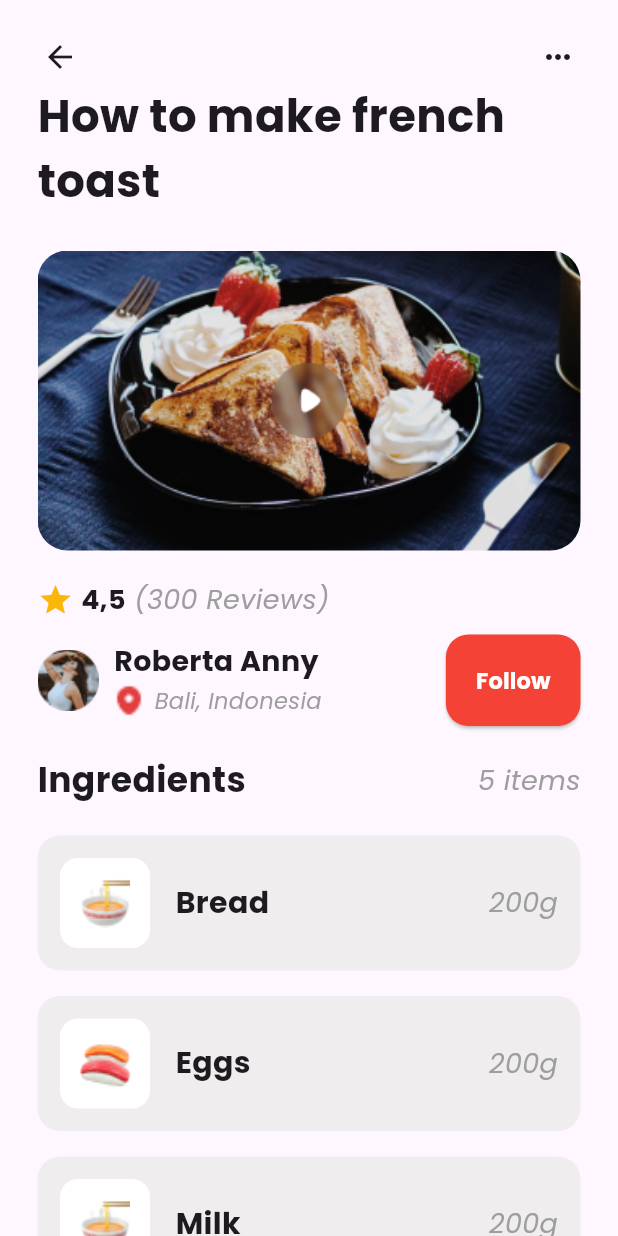
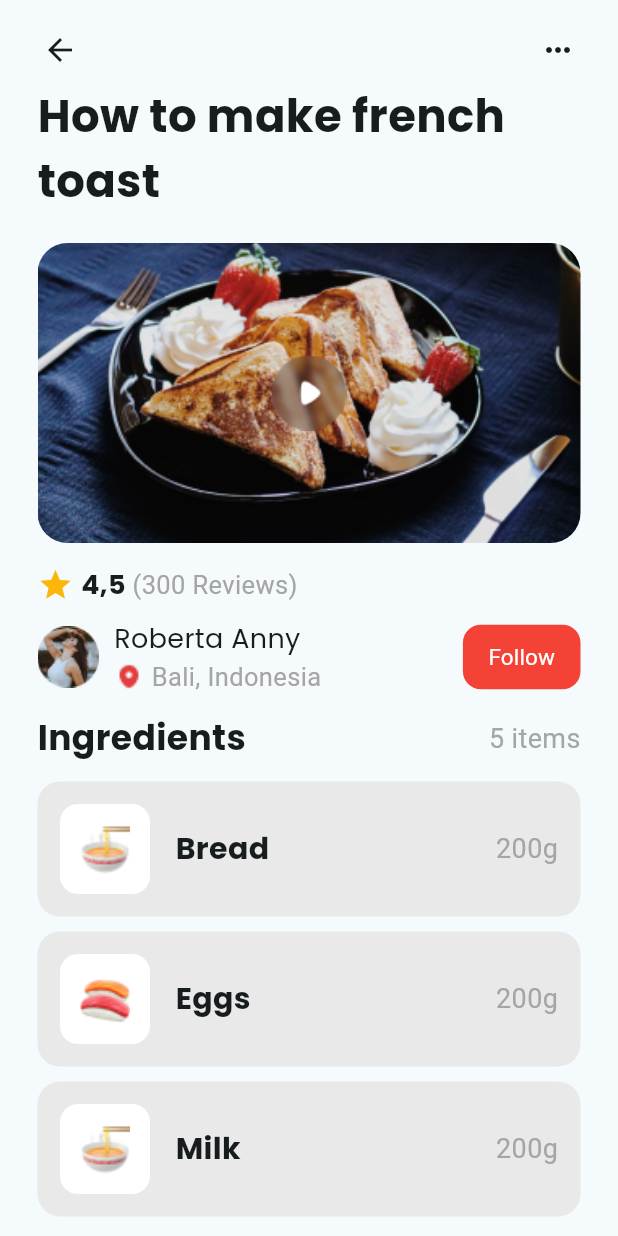
Before and after one commit to Lucheee/Flutter-Project---Food-Recipe, a Flutter app: the screen it shows after launch, on a phone screen of 412 x 824 dp. Run offline on Flutter 3.47's test engine with Material 3 defaults, Android fonts, the phone set to English and light mode, and no system bars; Roboto replaces fonts that are missing (Poppins-Thin).

Commit message:
Modified the fonts of each text widget

```diff
--- a/foodrecipeapp/lib/main.dart
+++ b/foodrecipeapp/lib/main.dart
@@ -13,7 +13,7 @@ class MyApp extends StatelessWidget {
     return MaterialApp(
       title: 'Food Recipe App',
       theme: ThemeData(
-        colorScheme: ColorScheme.fromSeed(seedColor: Colors.deepPurple),
+          colorScheme: ColorScheme.fromSeed(seedColor: const Color.fromARGB(255, 251, 251, 252)),
           useMaterial3: true,
           fontFamily: "Poppins"
           ),
@@ -30,7 +30,7 @@ class RecipeApp extends StatelessWidget {
     return Scaffold(
       appBar: AppBar(
           title: Padding(
-        padding: const EdgeInsets.only(top: 20.0),
+        padding: const EdgeInsets.only(top: 10.0),
         child: Row(
           mainAxisAlignment: MainAxisAlignment.spaceBetween,
           children: [
@@ -47,13 +47,16 @@ class RecipeApp extends StatelessWidget {
                 Column(crossAxisAlignment: CrossAxisAlignment.start, children: [
               Text(
                 "How to make french toast",
-                style: TextStyle(fontSize: 30.0, fontWeight: FontWeight.w600),
+                style: TextStyle(fontSize: 30.0, fontWeight: FontWeight.w600 ),
               ),
               SizedBox(
-                height: 25.0,
+                height: 20.0,
               ),
-              ImageSection(image: 'assets/images/image 13.png', videoImage: 'assets/images/Play button.png',),
-              SizedBox(height: 20),
+              ImageSection(
+                image: 'assets/images/image 13.png',
+                videoImage: 'assets/images/Play button.png',
+              ),
+              SizedBox(height: 15),
               ReviewSection(),
               SizedBox(height: 10),
               ProfileSection(
@@ -61,7 +64,7 @@ class RecipeApp extends StatelessWidget {
                   name: "Roberta Anny",
                   image: 'assets/images/Location.png',
                   secondImage: 'assets/images/unsplash_Ij24Uq1sMwM.png'),
-              SizedBox(height: 20.0),
+              SizedBox(height: 13.0),
               IngredientSection()
             ]),
           ),
@@ -87,7 +90,7 @@ class ReviewSection extends StatelessWidget {
       ),
       Text(
         " (300 Reviews)",
-        style: TextStyle(fontSize: 18.0, color: Colors.grey),
+        style: TextStyle(fontSize: 17.0, color: Color.fromARGB(255, 166, 165, 165), fontWeight: FontWeight.normal,  fontFamily: "Poppins-Thin"),
       )
     ]);
   }
@@ -121,51 +124,58 @@ class ProfileSection extends StatelessWidget {
                 Text(
                   name,
                   style: const TextStyle(
-                      fontWeight: FontWeight.bold, fontSize: 19.0),
+                      fontWeight: FontWeight.w400, fontFamily:"Poppins", fontSize: 18.0),
                 ),
                 Row(
                   children: [
                     Image.asset(
                       image,
                       width: 20.0,
-                      height: 25.0,
+                      height: 20.0,
                       fit: BoxFit.cover,
                     ),
                     const SizedBox(
-                      width: 7.0,
+                      width: 5.0,
                     ),
                     Text(
                       address,
-                      style:
-                          const TextStyle(fontSize: 15.0, color: Colors.grey),
+                      style: const TextStyle(
+                          fontSize: 17.0,
+                          color: Color.fromARGB(255, 166, 165, 165),
+                          fontWeight: FontWeight.normal,
+                          fontFamily: "Poppins-Thin"),
                     )
                   ],
                 ),
               ],
             ),
-            const SizedBox(
-              width: 50.0,
-            ),
+            //
           ],
         ),
         Row(
           children: [
-            ElevatedButton(
+            TextButton(
                 onPressed: () {},
-                style: ElevatedButton.styleFrom(
+                style: TextButton.styleFrom(
                   backgroundColor: Colors.red,
-                    padding: const EdgeInsets.symmetric(
-                        vertical: 20, horizontal: 20),
+
+                  // padding: const EdgeInsets.symmetric(
+                  //     vertical: 10, horizontal: 10),
                   shape: RoundedRectangleBorder(
-                        borderRadius: BorderRadius.circular(
-                            15)) // Button background color
+                      borderRadius: BorderRadius.circular(12)),
+                  // Button background color
                 ),
-                child: const Text(
+                child: const Padding(
+                  padding: EdgeInsets.symmetric(horizontal: 5.0, vertical: 3.0),
+                  child: Text(
                     'Follow',
                     style: TextStyle(
-                      color: Colors.white, // Text color
+                      color: Colors.white,
+                      fontFamily: "Poppins-Thin",
                       fontSize: 15.0,
-                      fontWeight: FontWeight.w600),
+                      fontWeight: FontWeight.normal // Text color
+                    ),
+                  ),
                 )),
           ],
         ),
@@ -175,7 +185,8 @@ class ProfileSection extends StatelessWidget {
 }
 
 class ImageSection extends StatelessWidget {
-  const ImageSection({super.key, required this.image, required this.videoImage});
+  const ImageSection(
+      {super.key, required this.image, required this.videoImage});
 
   final String image;
   final String videoImage;
@@ -188,16 +199,17 @@ class ImageSection extends StatelessWidget {
         Center(
           child: ClipRRect(
             borderRadius: BorderRadius.circular(20.0),
-          child: Image.asset(image, width: 400, height: 200, fit: BoxFit.cover),
-
+            child:
+                Image.asset(image, width: 400, height: 200, fit: BoxFit.cover),
           ),
         ),
-      Image.asset(videoImage,
+        Image.asset(
+          videoImage,
           width: 50.0,
           height: 50.0,
-      fit: BoxFit.cover,)
+          fit: BoxFit.cover,
+        )
       ],
-
     );
   }
 }
@@ -218,11 +230,15 @@ class IngredientSection extends StatelessWidget {
             ),
             Text(
               "5 items",
-              style: TextStyle(color: Colors.grey, fontSize: 18.0),
+              style: TextStyle(
+                  fontSize: 18.0,
+                  color: Color.fromARGB(255, 166, 165, 165),
+                  fontWeight: FontWeight.normal,
+                  fontFamily: "Poppins-Thin"),
             )
           ],
         ),
-        SizedBox(height: 20.0),
+        SizedBox(height: 12.0),
         Row(
           children: [
             Expanded(
@@ -233,7 +249,7 @@ class IngredientSection extends StatelessWidget {
           ],
         ),
         SizedBox(
-          height: 17.0,
+          height: 10.0,
         ),
         Row(
           children: [
@@ -245,7 +261,7 @@ class IngredientSection extends StatelessWidget {
           ],
         ),
         SizedBox(
-          height: 17.0,
+          height: 10.0,
         ),
         Row(
           children: [
@@ -257,7 +273,7 @@ class IngredientSection extends StatelessWidget {
           ],
         ),
         SizedBox(
-          height: 17.0,
+          height: 10.0,
         ),
       ],
     );
@@ -279,7 +295,7 @@ class IngredientListSection extends StatelessWidget {
   Widget build(BuildContext context) {
     return Container(
       decoration: BoxDecoration(
-          color: const Color.fromARGB(255, 239, 237, 237),
+          color:  const Color.fromARGB(255, 234, 233, 233),
           borderRadius: BorderRadius.circular(15.0)),
       child: Padding(
         padding: const EdgeInsets.all(15.0),
@@ -311,7 +327,11 @@ class IngredientListSection extends StatelessWidget {
             ),
             Text(
               gramSize,
-              style: const TextStyle(fontSize: 18.0, color: Colors.grey),
+              style: const TextStyle(
+                  fontSize: 18.0,
+                  color: Color.fromARGB(255, 166, 165, 165),
+                  fontWeight: FontWeight.normal,
+                  fontFamily: "Poppins-Thin"),
             )
           ],
         ),
```
Also changed, not shown: foodrecipeapp/pubspec.yaml (+6 -2 lines), foodrecipeapp/assets/images/Screenshot.PNG (added). Lines whose indentation alone changed are shown as unchanged.
